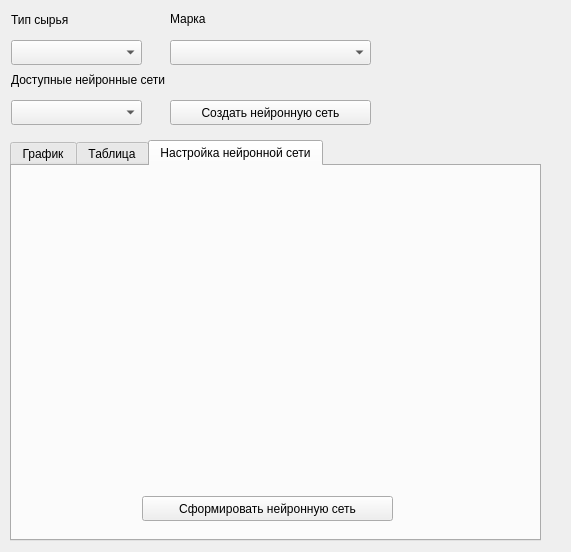
Qt form server/src/widgets/viewforecast.ui (glebmillenium/forecasting-financial-time-series) before a commit.
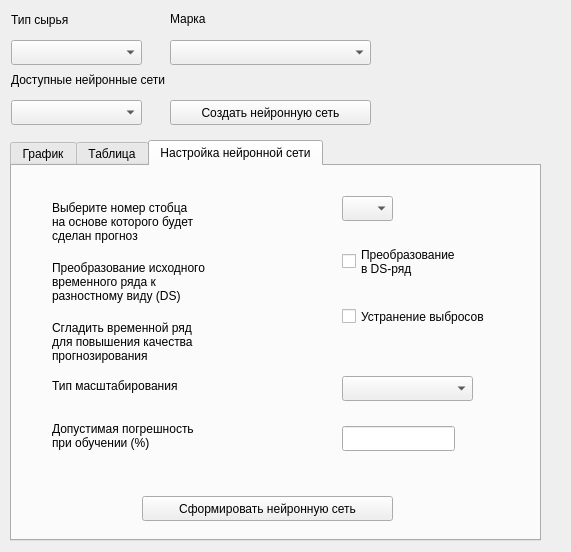
The same form after that commit. The open tabs and pages were chosen to show the change.

What changed in the file:
```diff
--- a/server/src/widgets/viewforecast.ui
+++ b/server/src/widgets/viewforecast.ui
@@ -132,6 +132,134 @@
        <height>301</height>
       </rect>
      </property>
+     <widget class="QCheckBox" name="emissions">
+      <property name="geometry">
+       <rect>
+        <x>320</x>
+        <y>130</y>
+        <width>181</width>
+        <height>21</height>
+       </rect>
+      </property>
+      <property name="text">
+       <string>Устранение выбросов</string>
+      </property>
+     </widget>
+     <widget class="QLabel" name="label_4">
+      <property name="geometry">
+       <rect>
+        <x>30</x>
+        <y>240</y>
+        <width>191</width>
+        <height>41</height>
+       </rect>
+      </property>
+      <property name="text">
+       <string>&lt;html&gt;&lt;head/&gt;&lt;body&gt;&lt;p&gt;Допустимая погрешность&lt;br&gt;при обучении (%)&lt;/p&gt;&lt;/body&gt;&lt;/html&gt;</string>
+      </property>
+     </widget>
+     <widget class="QComboBox" name="comboBox">
+      <property name="geometry">
+       <rect>
+        <x>320</x>
+        <y>20</y>
+        <width>51</width>
+        <height>25</height>
+       </rect>
+      </property>
+     </widget>
+     <widget class="QLabel" name="label_5">
+      <property name="geometry">
+       <rect>
+        <x>30</x>
+        <y>80</y>
+        <width>201</width>
+        <height>51</height>
+       </rect>
+      </property>
+      <property name="text">
+       <string>Преобразование исходного
+временного ряда к
+разностному виду (DS)</string>
+      </property>
+     </widget>
+     <widget class="QComboBox" name="scale">
+      <property name="geometry">
+       <rect>
+        <x>320</x>
+        <y>200</y>
+        <width>131</width>
+        <height>25</height>
+       </rect>
+      </property>
+     </widget>
+     <widget class="QCheckBox" name="DS">
+      <property name="geometry">
+       <rect>
+        <x>320</x>
+        <y>60</y>
+        <width>141</width>
+        <height>51</height>
+       </rect>
+      </property>
+      <property name="text">
+       <string>Преобразование
+в DS-ряд</string>
+      </property>
+     </widget>
+     <widget class="QLabel" name="label_6">
+      <property name="geometry">
+       <rect>
+        <x>30</x>
+        <y>200</y>
+        <width>191</width>
+        <height>20</height>
+       </rect>
+      </property>
+      <property name="text">
+       <string>Тип масштабирования</string>
+      </property>
+     </widget>
+     <widget class="QLineEdit" name="lineEdit">
+      <property name="geometry">
+       <rect>
+        <x>320</x>
+        <y>250</y>
+        <width>113</width>
+        <height>25</height>
+       </rect>
+      </property>
+     </widget>
+     <widget class="QLabel" name="label_7">
+      <property name="geometry">
+       <rect>
+        <x>30</x>
+        <y>140</y>
+        <width>191</width>
+        <height>51</height>
+       </rect>
+      </property>
+      <property name="text">
+       <string>Сгладить временной ряд
+для повышения качества
+прогнозирования</string>
+      </property>
+     </widget>
+     <widget class="QLabel" name="label_8">
+      <property name="geometry">
+       <rect>
+        <x>30</x>
+        <y>20</y>
+        <width>191</width>
+        <height>51</height>
+       </rect>
+      </property>
+      <property name="text">
+       <string>Выберите номер стобца
+на основе которого будет
+сделан прогноз</string>
+      </property>
+     </widget>
     </widget>
     <widget class="QPushButton" name="pushButton_2">
      <property name="geometry">
```
Left out of the diff: 57 changed lines with no effect on the pictures.
